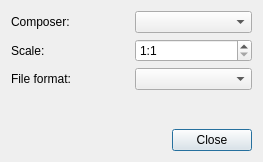
First picture: the form in ui/printdialog.ui, repository sourcepole/qgis-instantprint-plugin, before the edit.
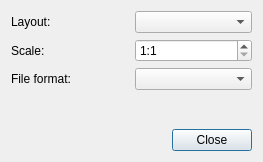
Second picture: the form after the edit. Icons and pictures are not drawn.

Commit message: replaced coomposition with layout for all methods/variables/names

```diff
--- a/ui/printdialog.ui
+++ b/ui/printdialog.ui
@@ -21,7 +21,7 @@
    <item row="0" column="0">
     <widget class="QLabel" name="label_composers">
      <property name="text">
-      <string>Composer:</string>
+      <string>Layout:</string>
      </property>
     </widget>
    </item>
```
Left out of the diff: 8 changed lines with no effect on the pictures. The commit also changes 3 other files.
